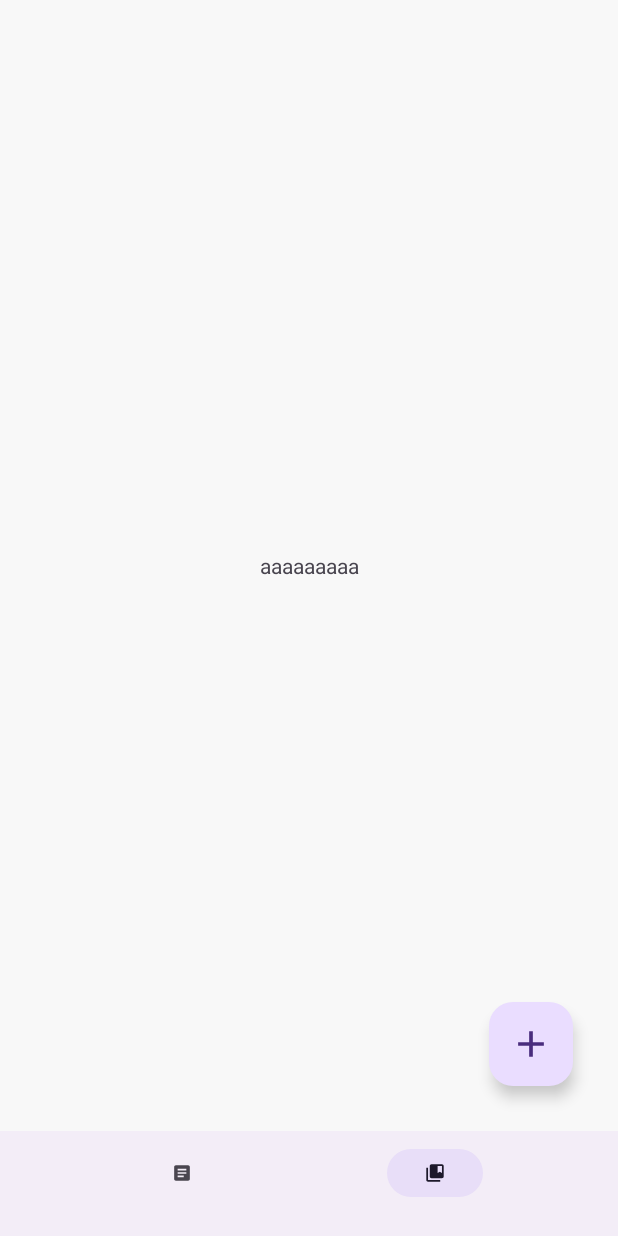
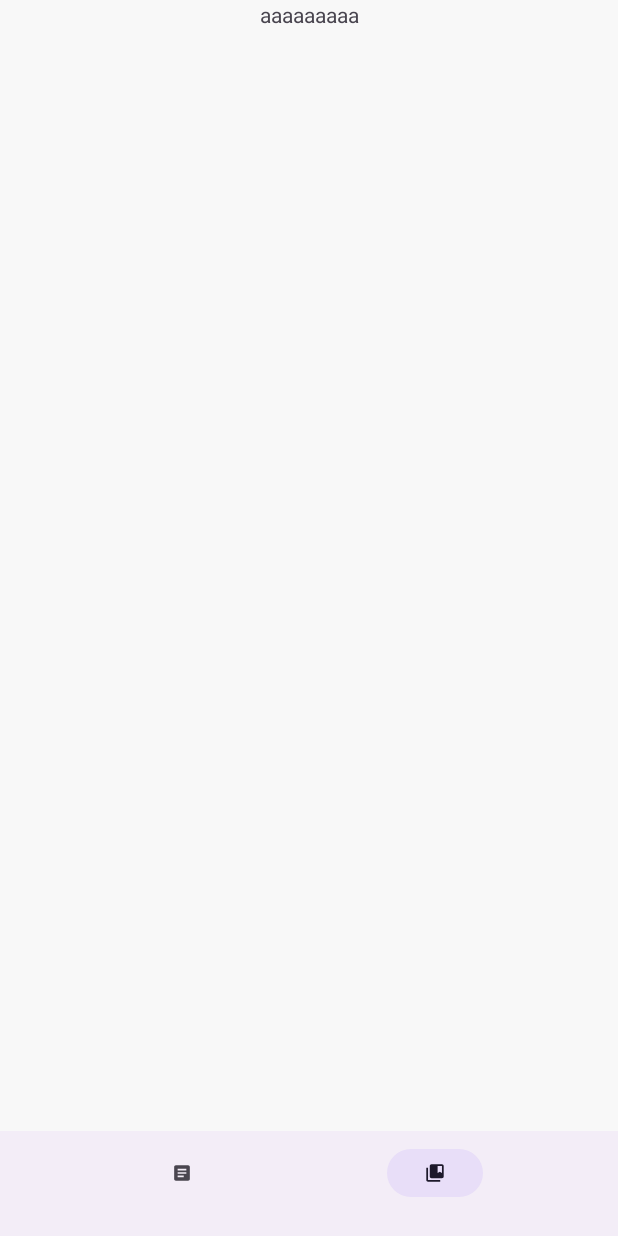
Before and after one commit to PCHaiLam/NoteApp, an Android app: the screen it shows after launch (MainActivity), item 2 of the bottom bar chosen, on a phone screen of 412 x 824 dp. Run offline under Robolectric (Android 15) with nearby library versions, the phone set to English and light mode, and no system bars.

Commit message:
completed note fragment
completed transition between 2 fragment

```diff
--- a/app/src/main/java/com/pchailam/noteapp/MainActivity.java
+++ b/app/src/main/java/com/pchailam/noteapp/MainActivity.java
@@ -2,28 +2,15 @@ package com.pchailam.noteapp;
 
 import androidx.annotation.NonNull;
 import androidx.appcompat.app.AppCompatActivity;
+import androidx.fragment.app.Fragment;
 import androidx.fragment.app.FragmentTransaction;
-import androidx.recyclerview.widget.GridLayoutManager;
-import androidx.recyclerview.widget.LinearLayoutManager;
-import androidx.recyclerview.widget.RecyclerView;
 
 import android.annotation.SuppressLint;
-import android.content.Intent;
-import android.database.Cursor;
 import android.os.Bundle;
 import android.view.MenuItem;
-import android.view.View;
-import android.widget.Button;
-import android.widget.ImageButton;
-import android.widget.PopupMenu;
-import android.widget.TextView;
-import android.widget.Toast;
 
-import com.google.android.material.bottomnavigation.BottomNavigationMenuView;
 import com.google.android.material.bottomnavigation.BottomNavigationView;
 import com.google.android.material.navigation.NavigationBarView;
-
-import java.util.ArrayList;
 
 public class MainActivity extends AppCompatActivity   {
     BottomNavigationView bottomNavigationView;
@@ -35,15 +22,6 @@ public class MainActivity extends AppCompatActivity   {
     protected void onCreate(Bundle savedInstanceState) {
         super.onCreate(savedInstanceState);
         setContentView(R.layout.activity_main);
-
-        @SuppressLint({"MissingInflatedId", "LocalSuppress"}) ImageButton btnAddNewNode, btnMenu;
-        btnAddNewNode = findViewById(R.id.btnAddNote);
-        btnAddNewNode.setOnClickListener(new View.OnClickListener() {
-            @Override
-            public void onClick(View v) {
-                createNewNote();
-            }
-        });
 
         notesFragment = new NotesFragment();
         typeFragment = new TypeFragment();
@@ -58,20 +36,23 @@ public class MainActivity extends AppCompatActivity   {
                 FragmentTransaction transaction = getSupportFragmentManager().beginTransaction();
 
                 if(id == R.id.notes) {
-                    Toast.makeText(MainActivity.this, "Notes", Toast.LENGTH_SHORT).show();
+                    switchFragment(notesFragment);
                     transaction.replace(R.id.flFragment, notesFragment).commit();
                 } else if(id == R.id.types) {
-                    Toast.makeText(MainActivity.this, "Type", Toast.LENGTH_SHORT).show();
+                    switchFragment(typeFragment);
                     transaction.replace(R.id.flFragment, typeFragment).commit();
                 } else
                     return false;
                 return true;
             }
         });
-
     }
-    public void createNewNote() {
-        Intent intent = new Intent(this, InNoteActivity.class);
-        startActivityForResult(intent,8000);
+    private void switchFragment(Fragment fragment) {
+        FragmentTransaction transaction = getSupportFragmentManager().beginTransaction();
+        transaction.setCustomAnimations(R.anim.enter_right_to_left, R.anim.exit_right_to_left,
+                                        R.anim.enter_left_to_right, R.anim.exit_left_to_right)
+        .replace(R.id.flFragment, fragment)
+        .addToBackStack(null)
+        .commit();
     }
 }
--- a/app/src/main/java/com/pchailam/noteapp/NotesFragment.java
+++ b/app/src/main/java/com/pchailam/noteapp/NotesFragment.java
@@ -14,6 +14,7 @@ import androidx.recyclerview.widget.GridLayoutManager;
 import androidx.recyclerview.widget.LinearLayoutManager;
 import androidx.recyclerview.widget.RecyclerView;
 
+import android.transition.TransitionInflater;
 import android.view.LayoutInflater;
 import android.view.MenuItem;
 import android.view.View;
@@ -24,47 +25,13 @@ import android.widget.TextView;
 
 import java.util.ArrayList;
 
-/**
- * A simple {@link Fragment} subclass.
- * Use the {@link NotesFragment#newInstance} factory method to
- * create an instance of this fragment.
- *
- */
 public class NotesFragment extends Fragment implements ListNoteAdapter.OnItemClickListener {
-
-    // TODO: Rename parameter arguments, choose names that match
-    // the fragment initialization parameters, e.g. ARG_ITEM_NUMBER
-    private static final String ARG_PARAM1 = "param1";
-    private static final String ARG_PARAM2 = "param2";
-
-
-    // TODO: Rename and change types of parameters
-    private String mParam1;
-    private String mParam2;
     static ArrayList<Note> list;
     private ListNoteAdapter adapter;
     private RecyclerView recyclerView;
     TextView textViewCount;
     private MyDatabase myDatabase;
     ActivityResultLauncher<Intent> activityResultLauncher;
-
-    /**
-     * Use this factory method to create a new instance of
-     * this fragment using the provided parameters.
-     *
-     * @param param1 Parameter 1.
-     * @param param2 Parameter 2.
-     * @return A new instance of fragment NotesFragment.
-     */
-    // TODO: Rename and change types and number of parameters
-    public static NotesFragment newInstance(String param1, String param2) {
-        NotesFragment fragment = new NotesFragment();
-        Bundle args = new Bundle();
-        args.putString(ARG_PARAM1, param1);
-        args.putString(ARG_PARAM2, param2);
-        fragment.setArguments(args);
-        return fragment;
-    }
 
     public NotesFragment() {
         // Required empty public constructor
@@ -74,10 +41,7 @@ public class NotesFragment extends Fragment implements ListNoteAdapter.OnItemCli
     @Override
     public void onCreate(Bundle savedInstanceState) {
         super.onCreate(savedInstanceState);
-        if (getArguments() != null) {
-            mParam1 = getArguments().getString(ARG_PARAM1);
-            mParam2 = getArguments().getString(ARG_PARAM2);
-        }
+
         activityResultLauncher = registerForActivityResult(new ActivityResultContracts.StartActivityForResult(), result -> {
             if (result.getResultCode() == Activity.RESULT_OK) {
                 Intent data = result.getData();
@@ -113,6 +77,15 @@ public class NotesFragment extends Fragment implements ListNoteAdapter.OnItemCli
         adapter.setOnItemClickListener(this);
         recyclerView.setAdapter(adapter);
 
+        @SuppressLint({"MissingInflatedId", "LocalSuppress"}) ImageButton btnAddNewNode;
+        btnAddNewNode = view.findViewById(R.id.btnAddNote);
+        btnAddNewNode.setOnClickListener(new View.OnClickListener() {
+            @Override
+            public void onClick(View v) {
+                createNewNote();
+            }
+        });
+
         ImageButton btnMenu = view.findViewById(R.id.btnMenuNote);
         btnMenu.setOnClickListener(new View.OnClickListener() {
             @Override
@@ -138,20 +111,6 @@ public class NotesFragment extends Fragment implements ListNoteAdapter.OnItemCli
         });
         return view;
     }
-    @SuppressLint("NotifyDataSetChanged")
-    @Override
-    public void onActivityResult(int requestCode, int resultCode, Intent intent) {
-        super.onActivityResult(requestCode, resultCode, intent);
-
-        if (requestCode == 8000 && resultCode == RESULT_OK) {
-            if (intent.getBooleanExtra("updateData", false)) {
-                adapter.notifyDataSetChanged();
-
-                String sumNote = String.valueOf(list.size());
-                textViewCount.setText(sumNote);
-            }
-        }
-    }
     @Override
     public void onItemClick(int position) {
         Note clickedItem = list.get(position);
@@ -165,4 +124,8 @@ public class NotesFragment extends Fragment implements ListNoteAdapter.OnItemCli
 
         activityResultLauncher.launch(intent);
     }
+    public void createNewNote() {
+        Intent intent = new Intent(getActivity(), InNoteActivity.class);
+        startActivityForResult(intent,8000);
+    }
 }
--- /dev/null
+++ b/app/src/main/res/anim/enter_left_to_right.xml
@@ -0,0 +1,7 @@
+<?xml version="1.0" encoding="utf-8"?>
+<set xmlns:android="http://schemas.android.com/apk/res/android">
+    <translate
+        android:duration="300"
+        android:fromXDelta="100%"
+        android:toXDelta="0%" />
+</set>
--- /dev/null
+++ b/app/src/main/res/anim/enter_right_to_left.xml
@@ -0,0 +1,7 @@
+<?xml version="1.0" encoding="utf-8"?>
+<set xmlns:android="http://schemas.android.com/apk/res/android">
+    <translate
+        android:duration="300"
+        android:fromXDelta="-100%"
+        android:toXDelta="0%" />
+</set>
--- /dev/null
+++ b/app/src/main/res/anim/exit_left_to_right.xml
@@ -0,0 +1,7 @@
+<?xml version="1.0" encoding="utf-8"?>
+<set xmlns:android="http://schemas.android.com/apk/res/android">
+    <translate
+        android:duration="300"
+        android:fromXDelta="0%"
+        android:toXDelta="-100%" />
+</set>
--- /dev/null
+++ b/app/src/main/res/anim/exit_right_to_left.xml
@@ -0,0 +1,7 @@
+<?xml version="1.0" encoding="utf-8"?>
+<set xmlns:android="http://schemas.android.com/apk/res/android">
+    <translate
+        android:duration="300"
+        android:fromXDelta="0%"
+        android:toXDelta="-100%" />
+</set>
--- a/app/src/main/res/layout/activity_main.xml
+++ b/app/src/main/res/layout/activity_main.xml
@@ -17,19 +17,6 @@
         app:layout_constraintStart_toStartOf="parent"
         app:layout_constraintTop_toTopOf="parent" />
 
-        <com.google.android.material.floatingactionbutton.FloatingActionButton
-            android:id="@+id/btnAddNote"
-            android:layout_width="wrap_content"
-            android:layout_height="wrap_content"
-            android:layout_marginEnd="30dp"
-            android:layout_marginBottom="100dp"
-            android:clickable="true"
-            android:contentDescription="TODO"
-            android:focusable="true"
-            android:src="@drawable/add_icon"
-            app:layout_constraintBottom_toBottomOf="parent"
-            app:layout_constraintEnd_toEndOf="parent" />
-
     <com.google.android.material.bottomnavigation.BottomNavigationView
         android:id="@+id/bottomNavigationView"
         android:layout_width="match_parent"
--- a/app/src/main/res/layout/fragment_notes.xml
+++ b/app/src/main/res/layout/fragment_notes.xml
@@ -80,17 +80,17 @@
 
     </LinearLayout>
 
-    <!--        <com.google.android.material.floatingactionbutton.FloatingActionButton-->
-    <!--            android:id="@+id/btnAddNote"-->
-    <!--            android:layout_width="wrap_content"-->
-    <!--            android:layout_height="wrap_content"-->
-    <!--            android:layout_marginEnd="30dp"-->
-    <!--            android:layout_marginBottom="30dp"-->
-    <!--            android:clickable="true"-->
-    <!--            android:contentDescription="TODO"-->
-    <!--            android:focusable="true"-->
-    <!--            android:src="@drawable/add_icon"-->
-    <!--            app:layout_constraintBottom_toBottomOf="parent"-->
-    <!--            app:layout_constraintEnd_toEndOf="parent" />-->
+    <com.google.android.material.floatingactionbutton.FloatingActionButton
+        android:id="@+id/btnAddNote"
+        android:layout_width="wrap_content"
+        android:layout_height="wrap_content"
+        android:layout_marginEnd="30dp"
+        android:layout_marginBottom="30dp"
+        android:clickable="true"
+        android:contentDescription="TODO"
+        android:focusable="true"
+        android:src="@drawable/add_icon"
+        app:layout_constraintBottom_toBottomOf="parent"
+        app:layout_constraintEnd_toEndOf="parent" />
 
 </androidx.constraintlayout.widget.ConstraintLayout>
--- a/app/src/main/res/layout/fragment_type.xml
+++ b/app/src/main/res/layout/fragment_type.xml
@@ -6,13 +6,20 @@
     android:layout_height="match_parent"
     tools:context=".MainActivity">
 
-    <TextView
+    <LinearLayout
         android:id="@+id/type_fragment"
         android:layout_width="match_parent"
         android:layout_height="wrap_content"
-        android:gravity="center"
-        android:text="aaaaaaaaa"
-        app:layout_constraintBottom_toBottomOf="parent"
-        app:layout_constraintTop_toTopOf="parent" />
+        android:orientation="vertical"
+        tools:ignore="MissingConstraints">
+        <TextView
+            android:layout_width="match_parent"
+            android:layout_height="wrap_content"
+            android:gravity="center"
+            android:text="aaaaaaaaa"
+            app:layout_constraintBottom_toBottomOf="parent"
+            app:layout_constraintTop_toTopOf="parent" />
+    </LinearLayout>
+
 
 </androidx.constraintlayout.widget.ConstraintLayout>
```
